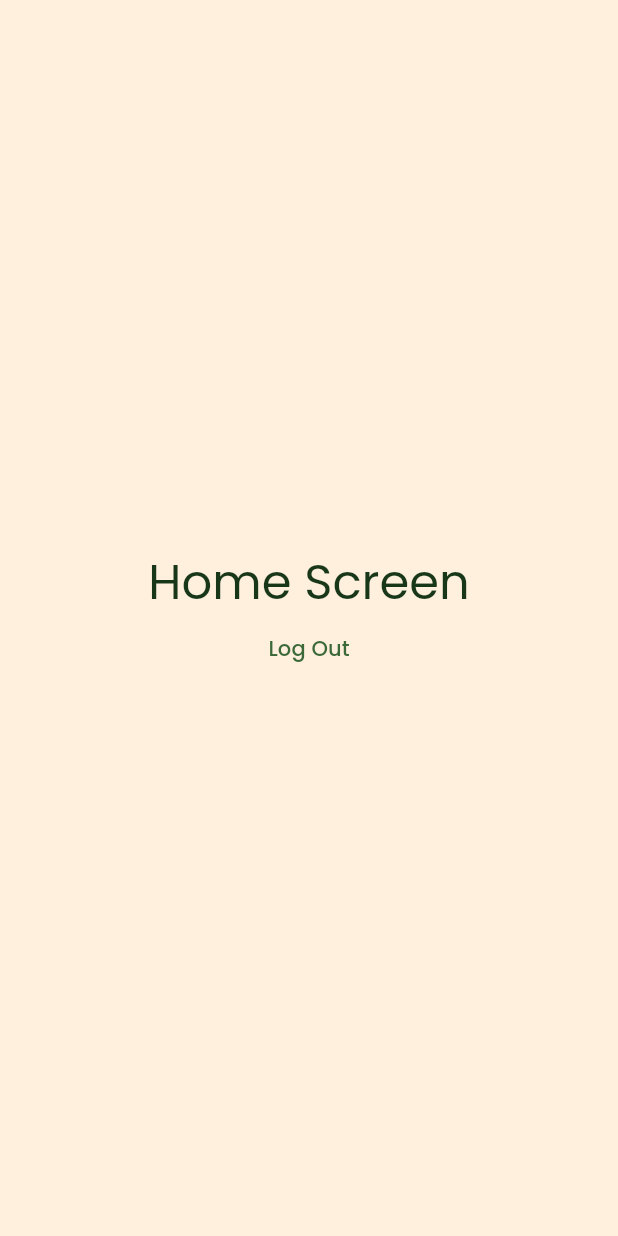
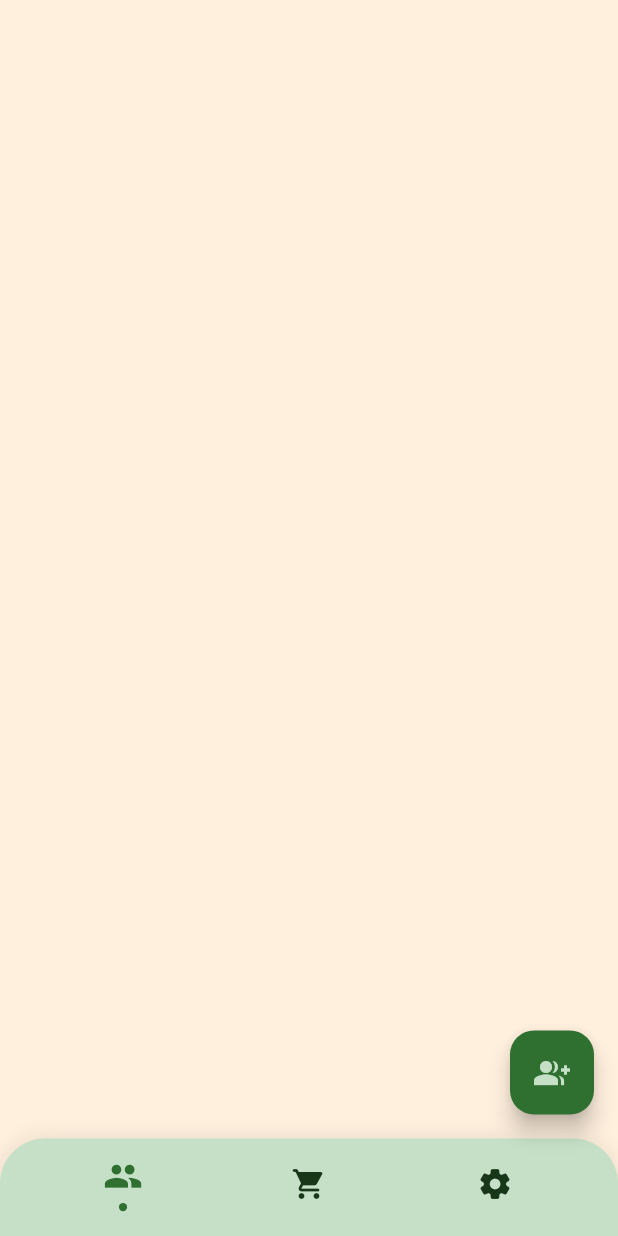
Before and after one commit to RohitEdathil/Splitee, a Flutter app: the HomeScreen screen opened directly, on a phone screen of 412 x 824 dp. Run offline on Flutter 3.47's test engine with Material 2 defaults, Android fonts, the light colour scheme and no system bars; our stand-ins replace flutter_spinkit, google_fonts, lottie, shared_preferences; accounts and stored records are empty.

Commit message:
FAB and home navigation ready

```diff
--- /dev/null
+++ b/sp_frontend/lib/home/components/nav_bar.dart
@@ -0,0 +1,129 @@
+import 'package:flutter/material.dart';
+import 'package:sp_frontend/theme/colors.dart';
+
+class HomeNavigation extends StatefulWidget {
+  final PageController controller;
+
+  const HomeNavigation({Key? key, required this.controller}) : super(key: key);
+
+  @override
+  State<HomeNavigation> createState() => _HomeNavigationState();
+}
+
+class _HomeNavigationState extends State<HomeNavigation> {
+  int selected = 0;
+
+  @override
+  void initState() {
+    super.initState();
+    widget.controller.addListener(() {
+      setState(() {
+        selected = widget.controller.page!.round();
+      });
+    });
+  }
+
+  @override
+  Widget build(BuildContext context) {
+    return Container(
+      height: 65,
+      padding: const EdgeInsets.symmetric(horizontal: 20),
+      decoration: BoxDecoration(
+        color: Palette.alphaLight,
+        borderRadius: const BorderRadius.vertical(top: Radius.circular(30)),
+        boxShadow: [
+          BoxShadow(
+            color: Palette.alphaDark.withOpacity(0.1),
+            blurRadius: 10,
+            offset: const Offset(0, -1),
+          )
+        ],
+      ),
+      child: Row(mainAxisAlignment: MainAxisAlignment.spaceEvenly, children: [
+        NavBarItem(
+          pos: 0,
+          curPos: selected,
+          icon: Icons.group,
+          controller: widget.controller,
+        ),
+        NavBarItem(
+          pos: 1,
+          curPos: selected,
+          icon: Icons.shopping_cart_rounded,
+          controller: widget.controller,
+        ),
+        NavBarItem(
+          pos: 2,
+          curPos: selected,
+          icon: Icons.settings_rounded,
+          controller: widget.controller,
+        ),
+      ]),
+    );
+  }
+}
+
+class NavBarItem extends StatelessWidget {
+  final IconData icon;
+  final int pos;
+  final int curPos;
+  final PageController controller;
+  const NavBarItem(
+      {Key? key,
+      required this.icon,
+      required this.pos,
+      required this.controller,
+      required this.curPos})
+      : super(key: key);
+
+  @override
+  Widget build(BuildContext context) {
+    return Expanded(
+      child: GestureDetector(
+        onTap: () => controller.animateToPage(
+          pos,
+          duration: const Duration(milliseconds: 300),
+          curve: Curves.ease,
+        ),
+        child: AnimatedScale(
+          scale: curPos == pos ? 1.1 : 1,
+          duration: const Duration(milliseconds: 300),
+          curve: Curves.ease,
+          child: Container(
+            padding: const EdgeInsets.symmetric(horizontal: 20),
+            color: Colors.transparent,
+            child: Column(
+              mainAxisAlignment: MainAxisAlignment.center,
+              children: [
+                Icon(
+                  icon,
+                  color: curPos == pos ? Palette.alpha : Palette.alphaDark,
+                ),
+                AnimatedScale(
+                  scale: curPos == pos ? 1 : 0,
+                  duration: const Duration(milliseconds: 300),
+                  curve: Curves.ease,
+                  child: AnimatedPadding(
+                    duration: const Duration(milliseconds: 300),
+                    curve: Curves.ease,
+                    padding: EdgeInsets.all(
+                      curPos == pos ? 4 : 0,
+                    ),
+                    child: Container(
+                      height: 5,
+                      width: 5,
+                      decoration: BoxDecoration(
+                        borderRadius: BorderRadius.circular(10),
+                        color: Palette.alpha,
+                      ),
+                    ),
+                  ),
+                )
+              ],
+            ),
+          ),
+        ),
+      ),
+    );
+  }
+}
--- a/sp_frontend/lib/home/home_screen.dart
+++ b/sp_frontend/lib/home/home_screen.dart
@@ -1,29 +1,58 @@
 import 'package:flutter/material.dart';
-import 'package:provider/provider.dart';
-import 'package:sp_frontend/auth/auth_provider.dart';
 
-class HomeScreen extends StatelessWidget {
+import 'package:sp_frontend/home/components/nav_bar.dart';
+import 'package:sp_frontend/theme/colors.dart';
+
+class HomeScreen extends StatefulWidget {
   const HomeScreen({super.key});
+
+  @override
+  State<HomeScreen> createState() => _HomeScreenState();
+}
+
+class _HomeScreenState extends State<HomeScreen> {
+  PageController controller = PageController();
+  int page = 0;
+
+  @override
+  void initState() {
+    super.initState();
+    controller.addListener(() {
+      setState(() {
+        page = controller.page!.round();
+      });
+    });
+  }
+
+  void _groupAdd() {}
+  void _billAdd() {}
+
+  Widget? _getFloatingActionButton() {
+    if (page == 2) return null;
+
+    return FloatingActionButton(
+      backgroundColor: Palette.alpha,
+      foregroundColor: Palette.alphaLight,
+      onPressed: page == 0 ? _groupAdd : _billAdd,
+      child: Icon(page == 0 ? Icons.group_add : Icons.add_shopping_cart),
+    );
+  }
 
   @override
   Widget build(BuildContext context) {
     return Scaffold(
-        body: Center(
-      child: Column(
-        mainAxisAlignment: MainAxisAlignment.center,
+      floatingActionButton: _getFloatingActionButton(),
+      body: PageView(
+        controller: controller,
         children: [
-          Text(
-            'Home Screen',
-            style: Theme.of(context).textTheme.headlineLarge,
-          ),
-          TextButton(
-              onPressed: () {
-                Provider.of<AuthProvider>(context, listen: false).logOut();
-                Navigator.of(context).pushReplacementNamed('/');
-              },
-              child: const Text('Log Out'))
+          Container(),
+          Container(),
+          Container(),
         ],
       ),
-    ));
+      bottomNavigationBar: HomeNavigation(
+        controller: controller,
+      ),
+    );
   }
 }
```
